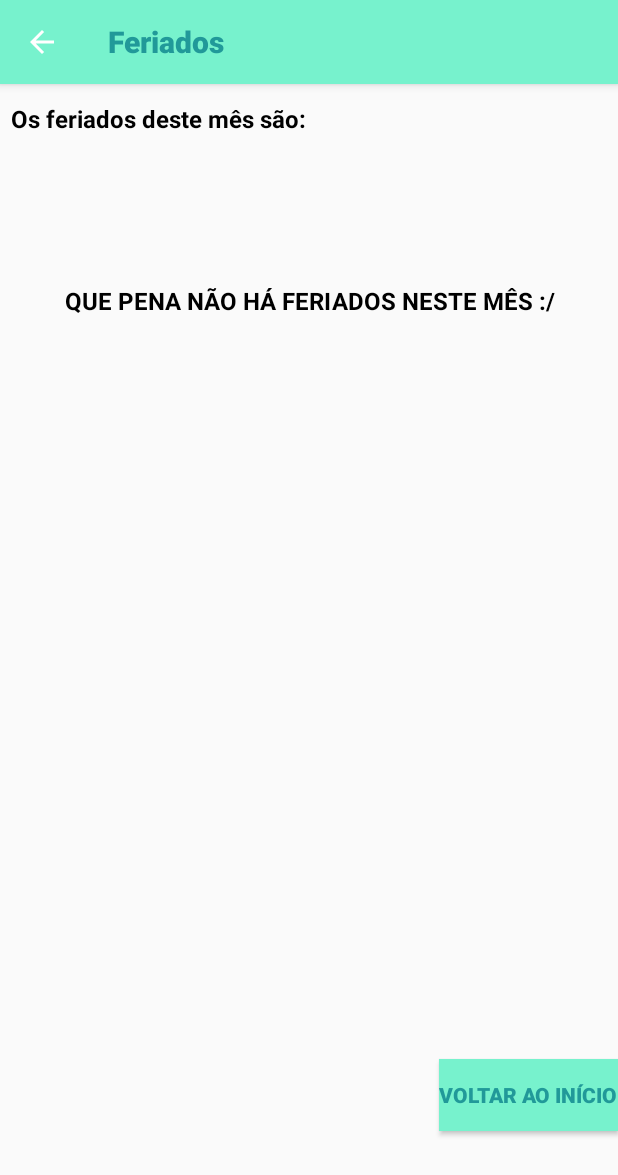
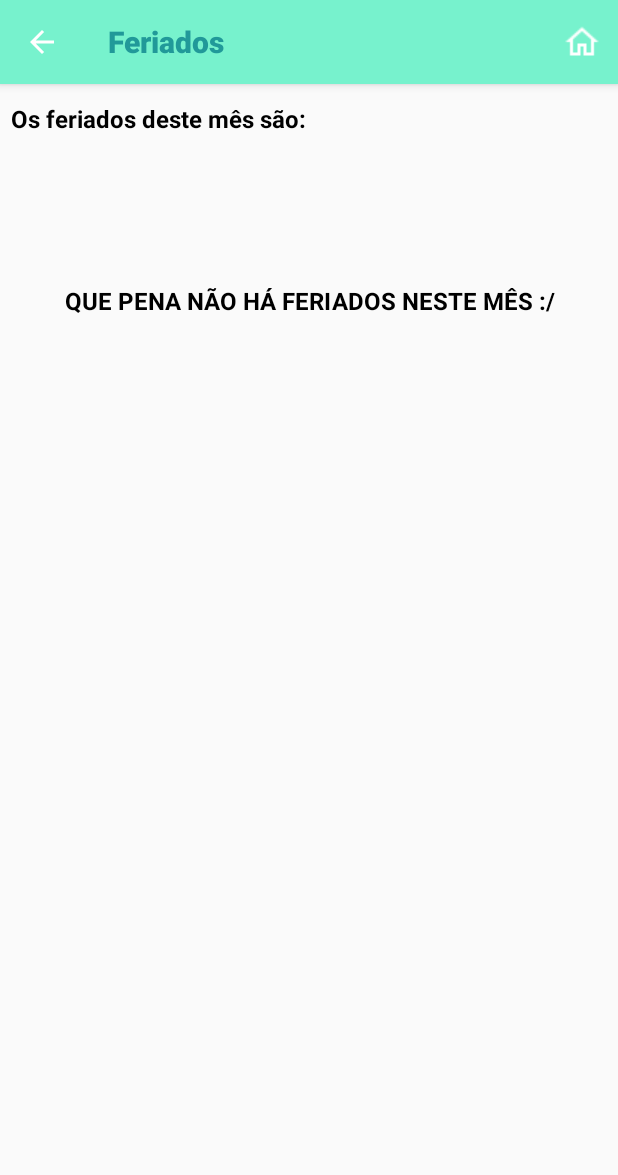
Before and after one commit to rjrenan77/feriados, an Android app: the ListaFeriadosActivity screen opened directly, with no data from a screen before it, on a phone screen of 412 x 824 dp. Shown: the top 1175 px of the screen. Run offline under Robolectric (Android 15) with nearby library versions, the phone set to English and light mode, and no system bars; 4 statements that could not run were skipped.

Commit message:
Botão na action bar de avançar e de voltar a home

```diff
--- a/app/src/main/java/devrbs/com/br/feriados/ListaFeriadosActivity.java
+++ b/app/src/main/java/devrbs/com/br/feriados/ListaFeriadosActivity.java
@@ -5,6 +5,7 @@
 import android.support.v7.app.AppCompatActivity;
 import android.os.Bundle;
 import android.util.Log;
+import android.view.Menu;
 import android.view.MenuItem;
 import android.view.View;
 import android.widget.AdapterView;
@@ -36,17 +37,17 @@
 
 
         //pegando referencia dos botoes
-        Button btnInicio = findViewById(R.id.btn_lista_feriados_inicio);
+       // Button btnInicio = findViewById(R.id.btn_lista_feriados_inicio);
 
 
         //tratando evento de click no botao
-        btnInicio.setOnClickListener(new View.OnClickListener() {
-            @Override
-            public void onClick(View v) {
-                Intent intent = new Intent(getApplicationContext(), MainActivity.class);
-                startActivity(intent);
-            }
-        });
+//        btnInicio.setOnClickListener(new View.OnClickListener() {
+//            @Override
+//            public void onClick(View v) {
+//                Intent intent = new Intent(getApplicationContext(), MainActivity.class);
+//                startActivity(intent);
+//            }
+//        });
 
 
         //ativando botao voltar na actionBar
@@ -111,12 +112,25 @@
     }
 
     @Override
+    public boolean onCreateOptionsMenu(Menu menu) {
+        getMenuInflater().inflate(R.menu.menu_lista, menu);
+        return super.onCreateOptionsMenu(menu);
+    }
+
+    @Override
     public boolean onOptionsItemSelected(MenuItem item) {
 
         switch (item.getItemId()) {
+            //botão voltar
             case android.R.id.home:
                 //só assim não esquece a referencia do estado!! kkk
                 finish();
+            //botão home
+            case R.id.voltar_inicio:
+                finish();
+                Intent intent = new Intent(getApplicationContext(), MainActivity.class);
+                startActivity(intent);
+
         }
         return super.onOptionsItemSelected(item);
     }
--- a/app/src/main/res/layout/activity_lista_feriados.xml
+++ b/app/src/main/res/layout/activity_lista_feriados.xml
@@ -56,7 +56,7 @@
         android:layout_marginBottom="70dp"
         android:text="VOLTAR" />-->
 
-    <Button
+  <!--  <Button
         android:id="@+id/btn_lista_feriados_inicio"
         android:layout_width="wrap_content"
         android:layout_height="wrap_content"
@@ -66,7 +66,7 @@
         android:background="@drawable/selector_button"
         android:text="Voltar ao Início"
         android:textStyle="bold"
-        android:textColor="@color/colorPrimaryDark"/>
+        android:textColor="@color/colorPrimaryDark"/> -->
 
 
 </RelativeLayout>
--- /dev/null
+++ b/app/src/main/res/menu/menu_lista.xml
@@ -0,0 +1,8 @@
+<?xml version="1.0" encoding="utf-8"?>
+<menu xmlns:android="http://schemas.android.com/apk/res/android"
+    xmlns:app="http://schemas.android.com/apk/res-auto">
+    <item android:id="@+id/voltar_inicio"
+        android:title="Voltar ao início"
+        android:icon="@drawable/ic_casa"
+        app:showAsAction="always"/>
+</menu>
```
Also changed, not shown: app/src/main/res/drawable/ic_casa.png (added), app/src/main/res/mipmap-xhdpi/ic_frente.png (added), app/src/main/res/mipmap-xxhdpi/ic_frente.png (deleted).
